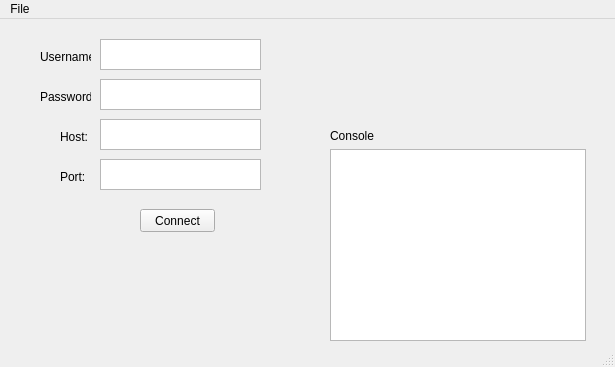
This is ftp-client/mainwindow.ui in galudino/ftp-client as Qt 5 draws it before an edit. The edited form follows.
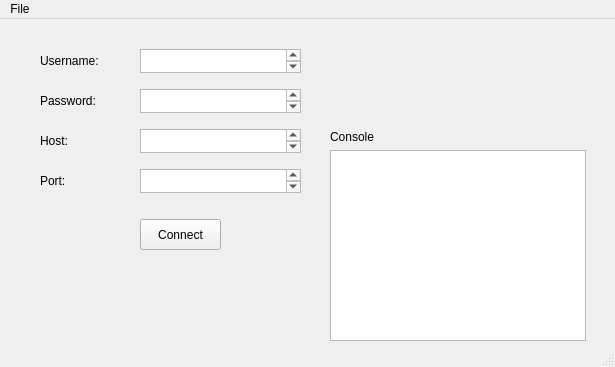
This is the edited form.

The edit to the form file:
```diff
--- a/ftp-client/mainwindow.ui
+++ b/ftp-client/mainwindow.ui
@@ -19,8 +19,8 @@
      <rect>
       <x>40</x>
       <y>30</y>
-      <width>51</width>
-      <height>16</height>
+      <width>81</width>
+      <height>24</height>
      </rect>
     </property>
     <property name="text">
@@ -32,8 +32,8 @@
      <rect>
       <x>40</x>
       <y>70</y>
-      <width>51</width>
-      <height>16</height>
+      <width>81</width>
+      <height>24</height>
      </rect>
     </property>
     <property name="text">
@@ -43,10 +43,10 @@
    <widget class="QLabel" name="label_3">
     <property name="geometry">
      <rect>
-      <x>60</x>
+      <x>40</x>
       <y>110</y>
       <width>51</width>
-      <height>16</height>
+      <height>24</height>
      </rect>
     </property>
     <property name="text">
@@ -56,10 +56,10 @@
    <widget class="QLabel" name="label_4">
     <property name="geometry">
      <rect>
-      <x>60</x>
+      <x>40</x>
       <y>150</y>
       <width>51</width>
-      <height>16</height>
+      <height>24</height>
      </rect>
     </property>
     <property name="text">
@@ -69,40 +69,40 @@
    <widget class="QPlainTextEdit" name="plainTextEdit">
     <property name="geometry">
      <rect>
-      <x>100</x>
-      <y>20</y>
+      <x>140</x>
+      <y>30</y>
       <width>161</width>
-      <height>31</height>
+      <height>24</height>
      </rect>
     </property>
    </widget>
    <widget class="QPlainTextEdit" name="plainTextEdit_2">
     <property name="geometry">
      <rect>
-      <x>100</x>
-      <y>60</y>
+      <x>140</x>
+      <y>70</y>
       <width>161</width>
-      <height>31</height>
+      <height>24</height>
      </rect>
     </property>
    </widget>
    <widget class="QPlainTextEdit" name="plainTextEdit_3">
     <property name="geometry">
      <rect>
-      <x>100</x>
-      <y>100</y>
+      <x>140</x>
+      <y>110</y>
       <width>161</width>
-      <height>31</height>
+      <height>24</height>
      </rect>
     </property>
    </widget>
    <widget class="QPlainTextEdit" name="plainTextEdit_4">
     <property name="geometry">
      <rect>
-      <x>100</x>
-      <y>140</y>
+      <x>140</x>
+      <y>150</y>
       <width>161</width>
-      <height>31</height>
+      <height>24</height>
      </rect>
     </property>
    </widget>
@@ -110,9 +110,9 @@
     <property name="geometry">
      <rect>
       <x>140</x>
-      <y>190</y>
-      <width>75</width>
-      <height>23</height>
+      <y>200</y>
+      <width>81</width>
+      <height>31</height>
      </rect>
     </property>
     <property name="text">
@@ -123,9 +123,9 @@
     <property name="geometry">
      <rect>
       <x>330</x>
-      <y>130</y>
+      <y>131</y>
       <width>256</width>
-      <height>192</height>
+      <height>191</height>
      </rect>
     </property>
    </widget>
@@ -134,8 +134,8 @@
      <rect>
       <x>330</x>
       <y>110</y>
-      <width>47</width>
-      <height>14</height>
+      <width>61</width>
+      <height>16</height>
      </rect>
     </property>
     <property name="text">
```
